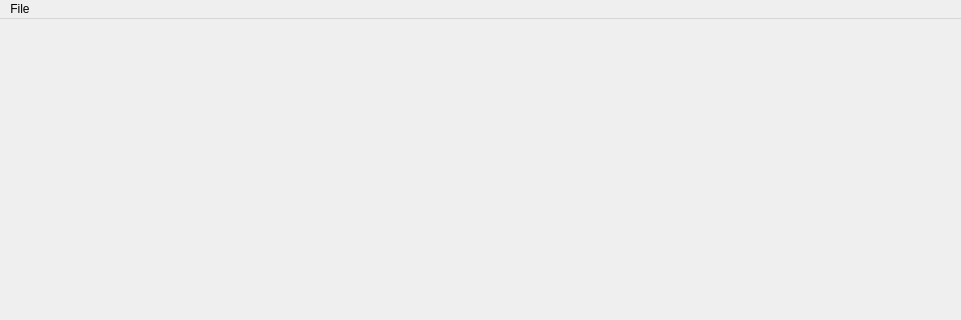
Old version of the form home.ui in the repository iainxingham/Work_DB; both pictures show x 0 to 961 and y 0 to 320 of the 961 by 622 pixel window.
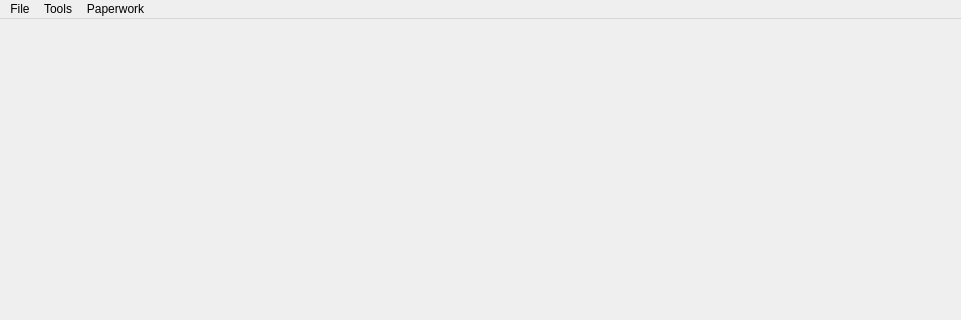
New version of the form.

What changed in the file:
```diff
--- a/home.ui
+++ b/home.ui
@@ -31,7 +31,21 @@
     <addaction name="separator"/>
     <addaction name="actionExit"/>
    </widget>
+   <widget class="QMenu" name="menuTools">
+    <property name="title">
+     <string>Tools</string>
+    </property>
+    <addaction name="actionPredicted_values"/>
+   </widget>
+   <widget class="QMenu" name="menuPaperwork">
+    <property name="title">
+     <string>Paperwork</string>
+    </property>
+    <addaction name="actionDVLA_invoice"/>
+   </widget>
    <addaction name="menuFile"/>
+   <addaction name="menuTools"/>
+   <addaction name="menuPaperwork"/>
   </widget>
   <widget class="QStatusBar" name="statusbar"/>
   <action name="actionImport">
```
Left out of the diff: 10 changed lines with no effect on the pictures.
